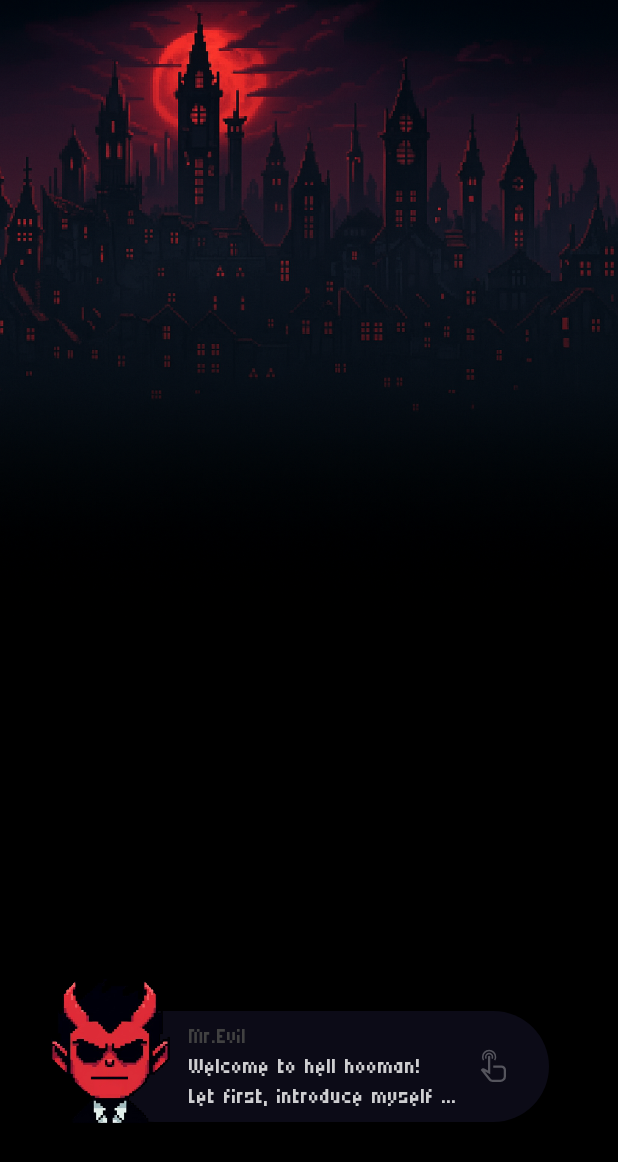
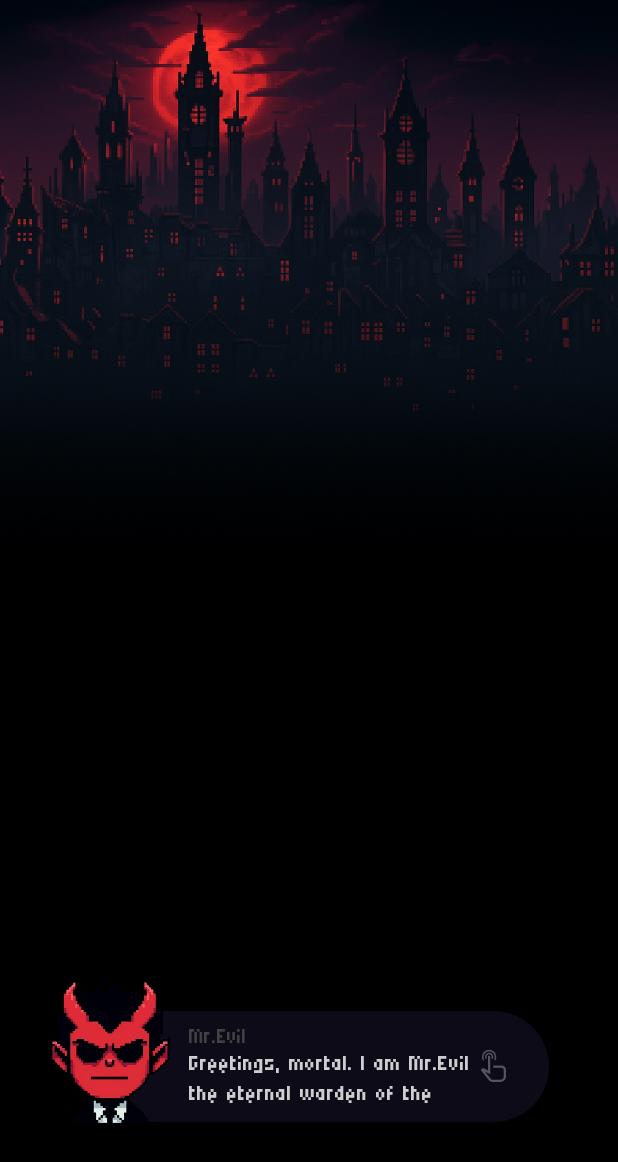
Before and after one commit to JumpingKeyCaps/ChatterRPGbox, an Android app built with Jetpack Compose: the screen it shows after launch (MainActivity), on a phone screen of 412 x 824 dp. Shown: the top 1162 px of the screen. Run offline under Robolectric (Android 15) with nearby library versions, the phone set to English and light mode, and no system bars.

Commit message:
feature(main/): Tweak the main test composition to now use all the composable.

```diff
--- a/app/src/main/java/com/lebaillyapp/chatterrpgbox/MainActivity.kt
+++ b/app/src/main/java/com/lebaillyapp/chatterrpgbox/MainActivity.kt
@@ -8,6 +8,7 @@ import androidx.compose.foundation.BorderStroke
 import androidx.compose.foundation.Image
 import androidx.compose.foundation.background
 import androidx.compose.foundation.clickable
+import androidx.compose.foundation.gestures.detectTapGestures
 import androidx.compose.foundation.layout.Arrangement
 import androidx.compose.foundation.layout.Box
 import androidx.compose.foundation.layout.Column
@@ -38,12 +39,16 @@ import androidx.compose.ui.Alignment
 import androidx.compose.ui.Modifier
 import androidx.compose.ui.graphics.Color
 import androidx.compose.ui.graphics.FilterQuality
+import androidx.compose.ui.input.pointer.pointerInput
 import androidx.compose.ui.layout.ContentScale
 import androidx.compose.ui.res.painterResource
+import androidx.compose.ui.text.style.TextOverflow
 import androidx.compose.ui.tooling.preview.Preview
 import androidx.compose.ui.unit.dp
 import androidx.compose.ui.unit.sp
 import com.lebaillyapp.chatterrpgbox.model.AnimStep
+import com.lebaillyapp.chatterrpgbox.ui.DialogueCrawler
+import com.lebaillyapp.chatterrpgbox.ui.SpeakBox
 import com.lebaillyapp.chatterrpgbox.ui.animation.heroAnimationSequence
 import com.lebaillyapp.chatterrpgbox.ui.animation.heroAnimationSequence2
 import com.lebaillyapp.chatterrpgbox.ui.theme.ChatterRPGboxTheme
@@ -65,131 +70,56 @@ class MainActivity : ComponentActivity() {
 
 @Composable
 fun TestScreen() {
-
-    // Round shape of the card
+    // tailles et shapes
+    val avatarSizer = 125
     val speakCardRoundedCornerShaper = RoundedCornerShape(
         topStart = 42.dp,
         topEnd = 42.dp,
         bottomStart = 42.dp,
         bottomEnd = 42.dp
     )
-    // Cut shape of the card
-    val speakCardCutCornerShaper = CutCornerShape(
-        topStart = 12.dp,
-        topEnd = 12.dp,
-        bottomStart = 12.dp,
-        bottomEnd = 12.dp
-    )
 
-    // size of the avatar in dp
-    val avatarSizer = 125
+    val demoText = """
+Greetings, mortal. I am Mr.Evil, the eternal warden of the Infernal Realms.
+Here, time is a cruel illusion, and every second stretches into an eternity of suffering.
+The air burns with the whispers of lost souls, their lamentations echoing through the obsidian halls.
+Rivers of molten fire carve paths across the landscape, reflecting the twisted shadows of despair.
+The sky is a canvas of torment, painted with crimson storms and blackened clouds that never yield.
 
+You will witness the hierarchy of agony, from the subtle torments that gnaw at your sanity
+to the grand spectacles of suffering orchestrated for amusement beyond mortal comprehension.
+Fear will become your companion, and regret your constant reminder that every choice brought
+you here. There is no mercy. There is only observation, and my amused curiosity at your
+feeble attempts to survive.
 
-//todo THE COMPO CORE
+Welcome to my dominion, where hope dies slow, where screams are music,
+and where I, Mr.Evil, delight in the artistry of despair.
+""".trimIndent()
+
+    //todo la compo
+
     Box(
         modifier = Modifier
             .fillMaxSize()
             .background(Color(0xFF000000)),
     ) {
-        //Background header
+        // Background header
         Image(
-            modifier = Modifier.align(Alignment.TopCenter)
+            modifier = Modifier
+                .align(Alignment.TopCenter)
                 .fillMaxWidth(),
             painter = painterResource(id = R.drawable.background_1),
             contentDescription = "Background",
             contentScale = ContentScale.FillWidth
         )
 
-
-        //Speak box
-        Box(modifier = Modifier.align(Alignment.BottomStart).fillMaxWidth().padding(bottom = 62.dp,start=10.dp)) {
-
-            Box(modifier = Modifier
-                .padding(
-                    start = (avatarSizer*0.45f).dp,
-                    top = (avatarSizer*0.30f).dp,
-                    end = 10.dp,
-                    bottom = 10.dp
-                )
-            ){
-                Card(
-                    modifier = Modifier
-                        .height(74.dp)
-                        .widthIn(min = 300.dp, max = 300.dp)
-                        .align(Alignment.CenterStart),
-                    shape = speakCardRoundedCornerShaper,
-                    colors = CardDefaults.cardColors(
-                        containerColor = Color(0xFF0C0B17)
-                    ),
-
-                ) {
-                    Box(modifier = Modifier.fillMaxSize().padding(start = 60.dp, end = 20.dp)){
-
-                        Column(Modifier.fillMaxSize().align(Alignment.TopStart),verticalArrangement = Arrangement.Center) {
-                            Text(
-                                text = "Mr.Evil",
-                                fontFamily  = pixelFont,
-                                fontSize = 19.sp,
-                                modifier = Modifier
-                                    .align(Alignment.Start),
-                                color = Color(0xFF414141)
-                            )
-                            Text(
-                                text = "Welcome to hell hooman!",
-                                fontFamily  = pixelFont,
-                                fontSize = 20.sp,
-                                modifier = Modifier
-                                    .align(Alignment.Start),
-                                color = Color.White.copy(alpha = 0.8f)
-                            )
-                            Text(
-                                text = "Let first, introduce myself ...",
-                                fontFamily  = pixelFont,
-                                fontSize = 20.sp,
-                                modifier = Modifier
-                                    .align(Alignment.Start),
-                                color = Color.White.copy(alpha = 0.8f)
-                            )
-                        }
-
-
-                        Icon(
-                            painter = painterResource(id = R.drawable.touch_hand_action),
-                            contentDescription = "Skull icon",
-                            tint = Color.White.copy(alpha = 0.3f),
-                            modifier = Modifier
-                                .size(24.dp)
-                                .clickable {
-                                    // Action ici
-                                }
-                                .align(Alignment.CenterEnd)
-                                .offset(x= (-5).dp, y = 0.dp)
-
-                        )
-
-
-                    }
-
-
-
-
-                }
-            }
-
-
-            //Avatar
-            AnimatedHero(
-                sequence = heroAnimationSequence2,
-                modifier = Modifier
-                    .size(avatarSizer.dp)
-                    .align(Alignment.TopStart)
-            )
-
-
-
-
-        }
-
+        // SpeakBox principale
+        SpeakBox(
+            modifier = Modifier.align(Alignment.BottomStart),
+            avatarSizer = avatarSizer,
+            speakCardRoundedCornerShaper = speakCardRoundedCornerShaper,
+            text2say = demoText
+        )
 
 
     }
```
